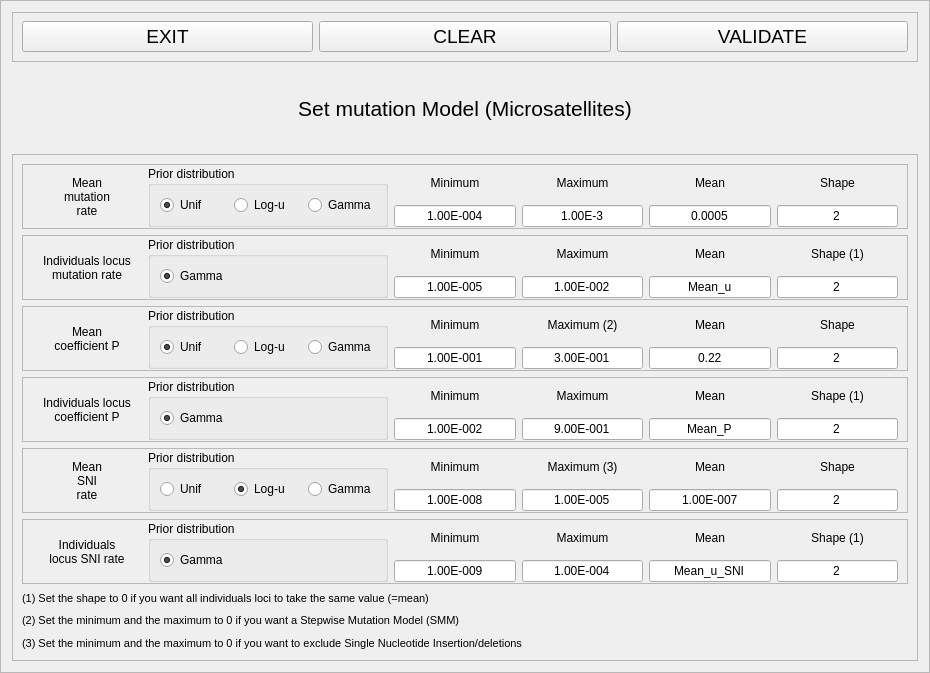
Old version of the form python_interface/uis/setMutationModelMsat.ui in the repository cbgp/diyabc.
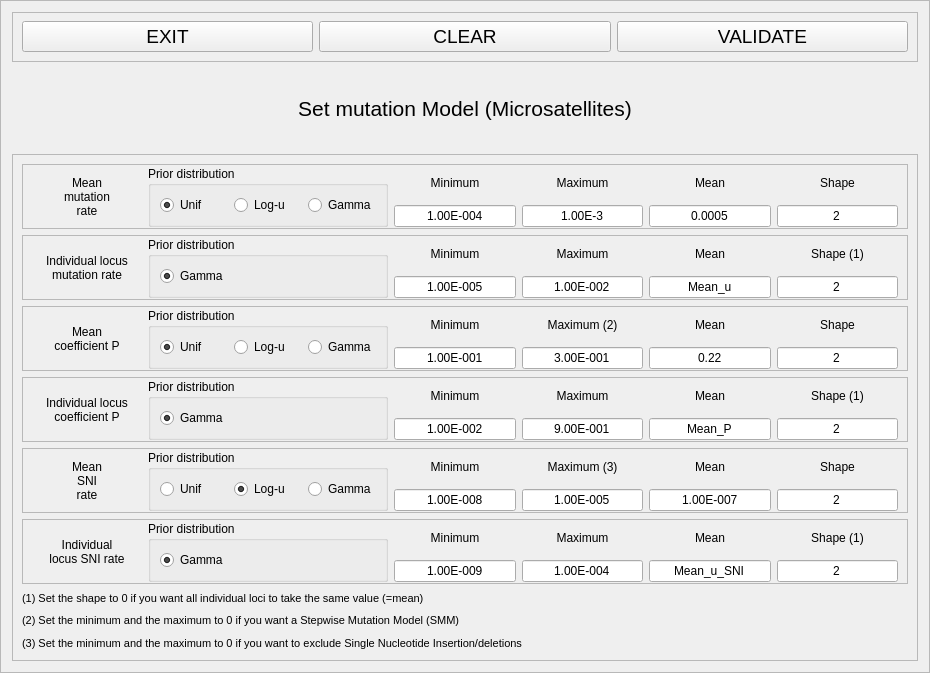
New version of the form.

Commit message: correction individual-s

```diff
--- a/python_interface/uis/setMutationModelMsat.ui
+++ b/python_interface/uis/setMutationModelMsat.ui
@@ -410,7 +410,7 @@
             </size>
            </property>
            <property name="text">
-            <string>Individuals locus
+            <string>Individual locus
 mutation rate</string>
            </property>
            <property name="alignment">
@@ -871,7 +871,7 @@
             </size>
            </property>
            <property name="text">
-            <string>Individuals locus
+            <string>Individual locus
 coefficient P</string>
            </property>
            <property name="alignment">
@@ -1330,7 +1330,7 @@
             </size>
            </property>
            <property name="text">
-            <string>Individuals
+            <string>Individual
 locus SNI rate</string>
            </property>
            <property name="alignment">
@@ -1524,7 +1524,7 @@
          </font>
         </property>
         <property name="text">
-         <string>(1) Set the shape to 0 if you want all individuals loci to take the same value (=mean)</string>
+         <string>(1) Set the shape to 0 if you want all individual loci to take the same value (=mean)</string>
         </property>
        </widget>
       </item>
```
The commit also changes 6 other files.
